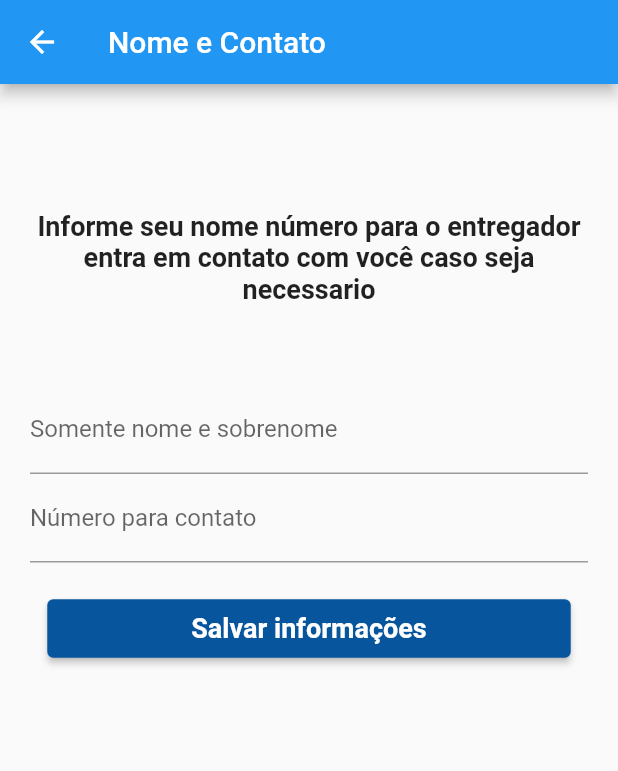
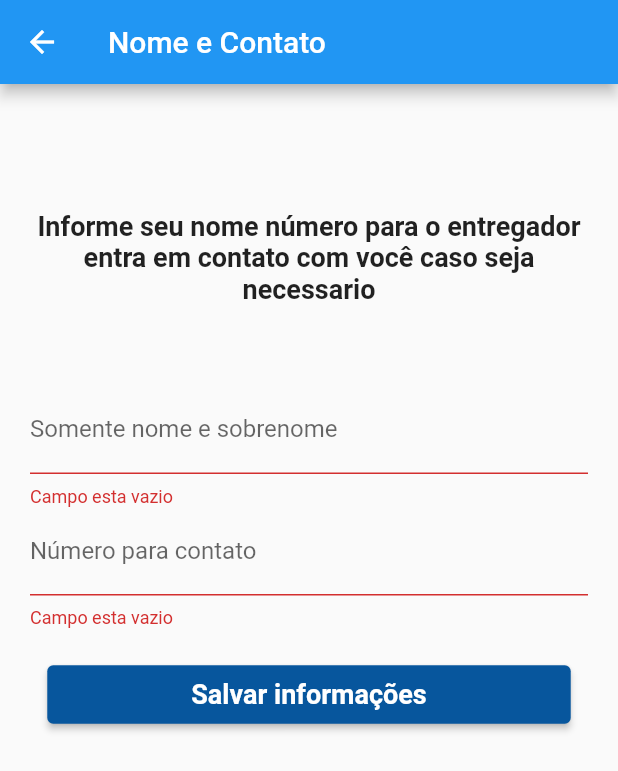
Before and after one commit to Kevin-Sarges/app-agua, a Flutter app: the InfoScreen screen opened by its route, after a tap on "Salvar informações", on a phone screen of 412 x 824 dp. Shown: the top 771 px of the screen. Run offline on Flutter 3.47's test engine with Material 2 defaults, Android fonts, the phone set to English and light mode, and no system bars; our stand-ins replace cloud_firestore, firebase_core, flutter_bloc, get_it; accounts and stored records are empty.

Commit message:
finalizanod telainfo screen

```diff
--- a/lib/app/domain/entity/entities_pedidos.dart
+++ b/lib/app/domain/entity/entities_pedidos.dart
@@ -1,5 +1,5 @@
 class EntitiesPedidos {
-  String nome;
+  String nomeCliente;
   String telefone;
   double lat;
   double lon;
@@ -7,7 +7,7 @@ class EntitiesPedidos {
   String hora;
 
   EntitiesPedidos({
-    required this.nome,
+    required this.nomeCliente,
     required this.telefone,
     required this.lat,
     required this.lon,
--- a/lib/app/main_app.dart
+++ b/lib/app/main_app.dart
@@ -2,6 +2,7 @@ import 'package:appaguaentregados/app/domain/utils/routes_app.dart';
 import 'package:appaguaentregados/app/presenter/view/checked/screen/checked_screen.dart';
 import 'package:appaguaentregados/app/presenter/view/home/screen/home_screen.dart';
 import 'package:appaguaentregados/app/presenter/view/info/screen/info_screen.dart';
+import 'package:appaguaentregados/app/presenter/view/map/screen/map_screen.dart';
 import 'package:appaguaentregados/app/presenter/view/onboarding/screen/onboarding_screen.dart';
 import 'package:appaguaentregados/app/presenter/view/splash/screen/splash_screen.dart';
 import 'package:flutter/material.dart';
@@ -18,6 +19,7 @@ class MainApp extends StatelessWidget {
         RoutesApp.onboarding: (context) => const OnboardingScreen(),
         RoutesApp.home: (context) => const HomeScreen(),
         RoutesApp.infoUser: (context) => const InfoScreen(),
+        RoutesApp.map: (context) => const MapScreen(),
         RoutesApp.checkedScreen: (context) => const CheckedScreen(),
       },
     );
--- a/lib/app/presenter/view/info/screen/info_screen.dart
+++ b/lib/app/presenter/view/info/screen/info_screen.dart
@@ -1,6 +1,13 @@
+import 'package:appaguaentregados/app/data/model/model_pedidos.dart';
 import 'package:appaguaentregados/app/domain/utils/colors_app.dart';
+import 'package:appaguaentregados/app/domain/utils/routes_app.dart';
 import 'package:appaguaentregados/app/presenter/global_widgets/button_app_widget.dart';
+import 'package:appaguaentregados/app/presenter/view/info/controllers/info_cubit.dart';
+import 'package:appaguaentregados/app/presenter/view/info/controllers/info_state.dart';
+import 'package:appaguaentregados/app/presenter/view/info/widgets/inputsText.dart';
 import 'package:flutter/material.dart';
+import 'package:flutter_bloc/flutter_bloc.dart';
+import 'package:get_it/get_it.dart';
 
 class InfoScreen extends StatefulWidget {
   const InfoScreen({Key? key}) : super(key: key);
@@ -11,6 +18,10 @@ class InfoScreen extends StatefulWidget {
 
 class _InfoScreenState extends State<InfoScreen> {
   final GlobalKey<FormState> _formKey = GlobalKey<FormState>();
+  final cubit = GetIt.I.get<InfoCubit>();
+
+  final _textControllerName = TextEditingController();
+  final _textControllerPhone = TextEditingController();
 
   @override
   Widget build(BuildContext context) {
@@ -19,7 +30,15 @@ class _InfoScreenState extends State<InfoScreen> {
         appBar: AppBar(
           title: const Text('Nome e Contato'),
         ),
-        body: Container(
+        body: BlocListener<InfoCubit, InfoState>(
+          listener: (context, state) {
+            if (state is InfoSucess) {
+              Navigator.pushNamed(context, RoutesApp.map);
+              return;
+            }
+          },
+          bloc: cubit,
+          child: Container(
             padding: const EdgeInsets.all(20),
             child: Column(
               children: [
@@ -41,16 +60,15 @@ class _InfoScreenState extends State<InfoScreen> {
                   key: _formKey,
                   child: Column(
                     children: [
-                    TextFormField(
-                      decoration: const InputDecoration(
-                          label: Text('Somente nome e sobrenome'),
-                          hintText: 'Ex: Kevin Sarges'),
+                      InputText(
+                        controller: _textControllerName,
+                        labelInput: const Text('Somente nome e sobrenome'),
+                        hintText: 'Ex: Kevin Sarges',
                       ),
-                    TextFormField(
-                      decoration: const InputDecoration(
-                        label: Text('Número para contato'),
+                      InputText(
+                        controller: _textControllerPhone,
+                        labelInput: const Text('Número para contato'),
                         hintText: 'Ex: 984279843',
-                      ),
                       ),
                     ],
                   ),
@@ -59,7 +77,26 @@ class _InfoScreenState extends State<InfoScreen> {
                   height: 20,
                 ),
                 ButtonAppWidget(
-                onPressed: () {},
+                  onPressed: () {
+                    if (_formKey.currentState!.validate()) {
+                      cubit.salvarContato(
+                        ModelPedidos(
+                          nomeCliente: _textControllerName.text,
+                          telefone: _textControllerPhone.text,
+                          lat: 0.0,
+                          lon: 0.0,
+                          finalizado: false,
+                          hora: DateTime.now().microsecond.toString(),
+                        ),
+                      );
+
+                      ScaffoldMessenger.of(context).showSnackBar(
+                        const SnackBar(
+                          content: Text('Salvando...'),
+                        ),
+                      );
+                    }
+                  },
                   text: const Text(
                     'Salvar informações',
                     style: TextStyle(
@@ -79,6 +116,7 @@ class _InfoScreenState extends State<InfoScreen> {
             ),
           ),
         ),
+      ),
     );
   }
 }
--- /dev/null
+++ b/lib/app/presenter/view/info/widgets/inputsText.dart
@@ -0,0 +1,34 @@
+// ignore_for_file: must_be_immutable, use_key_in_widget_constructors
+
+import 'package:flutter/material.dart';
+
+class InputText extends StatelessWidget {
+  InputText({
+    Key? key,
+    required this.controller,
+    required this.labelInput,
+    required this.hintText,
+  });
+
+  TextEditingController? controller;
+  Widget? labelInput;
+  String hintText;
+
+  @override
+  Widget build(BuildContext context) {
+    return TextFormField(
+      validator: (value) {
+        if (value == null || value.isEmpty) {
+          return 'Campo esta vazio';
+        }
+
+        return null;
+      },
+      controller: controller,
+      decoration: InputDecoration(
+        label: labelInput,
+        hintText: hintText,
+      ),
+    );
+  }
+}
```
Also changed, not shown: lib/app/data/datasoucer/dbfirbase_interface.dart (+2 -6 lines), lib/app/data/model/model_pedidos.dart (+6 -4 lines), lib/app/data/services/service_firebase.dart (+3 -15 lines), lib/app/presenter/view/info/controllers/info_cubit.dart (+3 -7 lines). Lines whose indentation alone changed are shown as unchanged.
